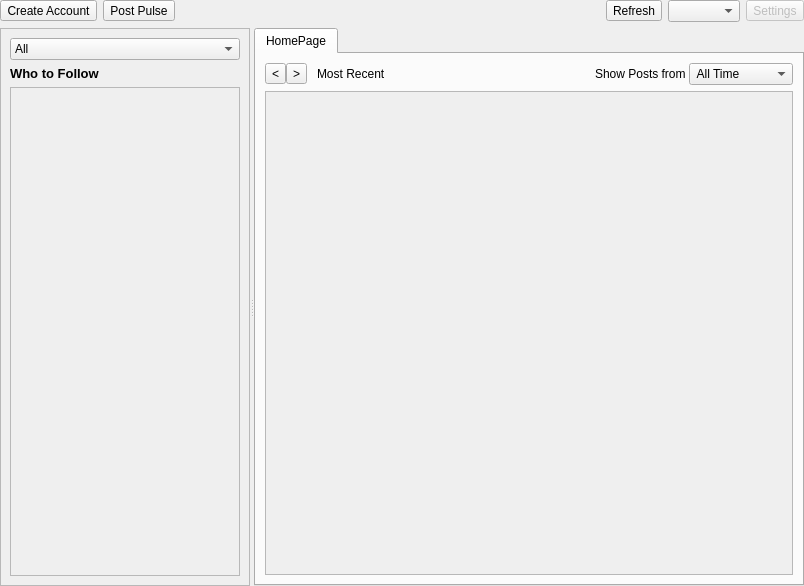
Before: the Qt Designer form retroshare-gui/src/gui/TheWire/WireDialog.ui in RetroShare/RetroShare, drawn with Qt 5.
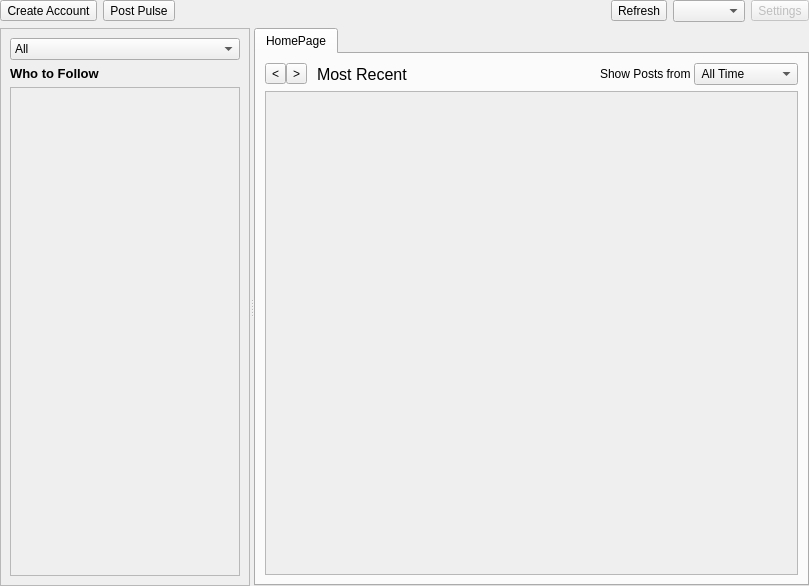
After: the same form once the commit is applied. Icons and pictures are not drawn. Custom widgets are drawn as their Qt base class.

```diff
--- a/retroshare-gui/src/gui/TheWire/WireDialog.ui
+++ b/retroshare-gui/src/gui/TheWire/WireDialog.ui
@@ -6,7 +6,7 @@
    <rect>
     <x>0</x>
     <y>0</y>
-    <width>804</width>
+    <width>809</width>
     <height>586</height>
    </rect>
   </property>
@@ -305,6 +305,11 @@
            </item>
            <item>
             <widget class="QLabel" name="label_viewMode">
+             <property name="font">
+              <font>
+               <pointsize>12</pointsize>
+              </font>
+             </property>
              <property name="text">
               <string>Most Recent</string>
              </property>
@@ -382,8 +387,8 @@
             <rect>
              <x>0</x>
              <y>0</y>
-             <width>523</width>
-             <height>484</height>
+             <width>521</width>
+             <height>437</height>
             </rect>
            </property>
            <property name="styleSheet">
@@ -429,6 +434,13 @@
    </item>
   </layout>
  </widget>
+ <customwidgets>
+  <customwidget>
+   <class>RSComboBox</class>
+   <extends>QComboBox</extends>
+   <header>gui/common/RSComboBox.h</header>
+  </customwidget>
+ </customwidgets>
  <resources>
   <include location="TheWire_images.qrc"/>
   <include location="../icons.qrc"/>
```
Left out of the diff: 26 changed lines with no effect on the pictures.
